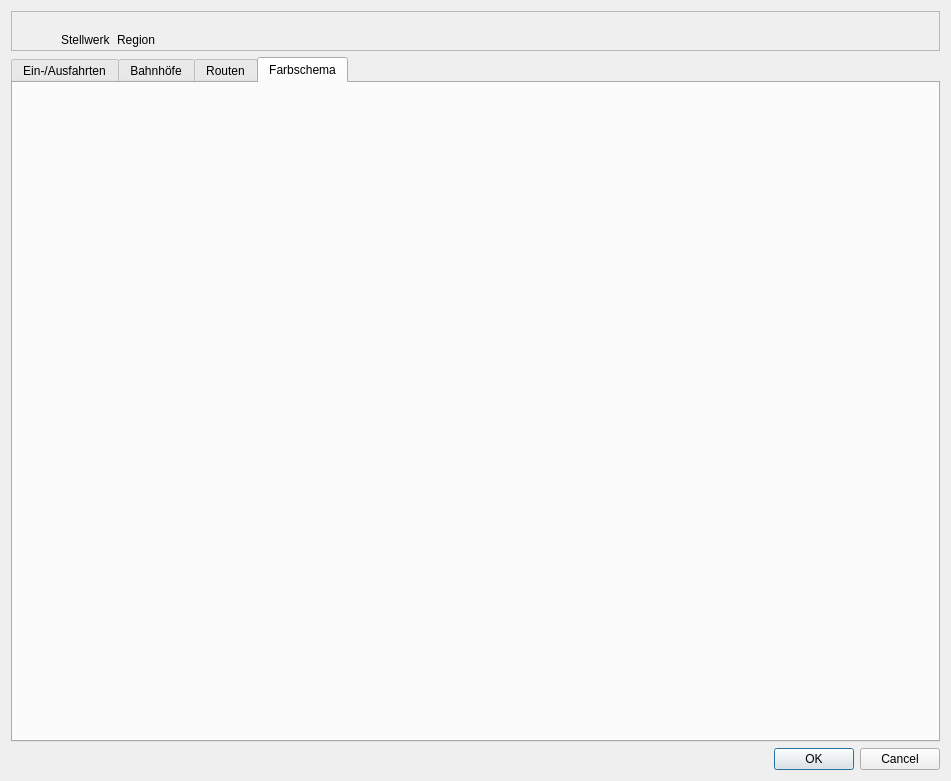
First picture: the form in stskit/qt/einstellungen.ui, repository topological-state/stskit, before the edit.
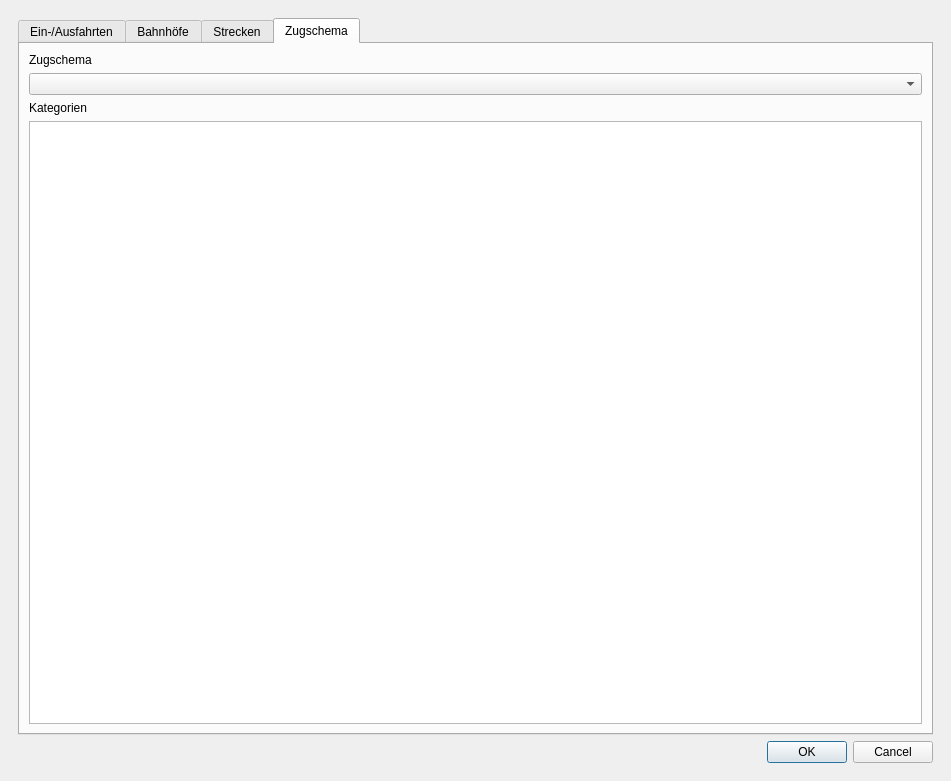
Second picture: the form after the edit.

Commit message: Einstellungsseiten überarbeiten: Zugschema in Anlagekonfiguration

The edit to the form file:
```diff
--- a/stskit/qt/einstellungen.ui
+++ b/stskit/qt/einstellungen.ui
@@ -1,7 +1,7 @@
 <?xml version="1.0" encoding="UTF-8"?>
 <ui version="4.0">
- <class>konfig_dialog</class>
- <widget class="QDialog" name="konfig_dialog">
+ <class>EinstellungenWindow</class>
+ <widget class="QMainWindow" name="EinstellungenWindow">
   <property name="geometry">
    <rect>
     <x>0</x>
@@ -13,49 +13,11 @@
   <property name="windowTitle">
    <string>Dialog</string>
   </property>
-  <layout class="QVBoxLayout" name="verticalLayout">
+  <widget class="QWidget" name="centralwidget">
+   <layout class="QHBoxLayout" name="horizontalLayout_3">
    <item>
-    <widget class="QFrame" name="header_frame">
-     <property name="minimumSize">
-      <size>
-       <width>0</width>
-       <height>40</height>
-      </size>
-     </property>
-     <property name="frameShape">
-      <enum>QFrame::StyledPanel</enum>
-     </property>
-     <property name="frameShadow">
-      <enum>QFrame::Raised</enum>
-     </property>
-     <widget class="QWidget" name="layoutWidget">
-      <property name="geometry">
-       <rect>
-        <x>50</x>
-        <y>20</y>
-        <width>106</width>
-        <height>17</height>
-       </rect>
-      </property>
-      <layout class="QHBoxLayout" name="horizontalLayout">
-       <item>
-        <widget class="QLabel" name="stellwerk_label">
-         <property name="text">
-          <string>Stellwerk</string>
-         </property>
-        </widget>
-       </item>
-       <item>
-        <widget class="QLabel" name="region_label">
-         <property name="text">
-          <string>Region</string>
-         </property>
-        </widget>
-       </item>
-      </layout>
-     </widget>
-    </widget>
-   </item>
+     <widget class="QWidget" name="widget" native="true">
+      <layout class="QVBoxLayout" name="verticalLayout_3">
    <item>
     <widget class="QTabWidget" name="tab_widget">
      <property name="currentIndex">
@@ -223,13 +185,49 @@
      </widget>
      <widget class="QWidget" name="routen_tab">
       <attribute name="title">
-       <string>Routen</string>
-      </attribute>
-     </widget>
-     <widget class="QWidget" name="farbschema_tab">
+           <string>Strecken</string>
+          </attribute>
+         </widget>
+         <widget class="QWidget" name="zugschema_tab">
       <attribute name="title">
-       <string>Farbschema</string>
-      </attribute>
+           <string>Zugschema</string>
+          </attribute>
+          <layout class="QHBoxLayout" name="horizontalLayout_2">
+           <item>
+            <layout class="QVBoxLayout" name="verticalLayout_2">
+             <item>
+              <widget class="QLabel" name="zugschema_name_label">
+               <property name="text">
+                <string>Zugschema</string>
+               </property>
+               <property name="buddy">
+                <cstring>zugschema_name_label</cstring>
+               </property>
+              </widget>
+             </item>
+             <item>
+              <widget class="QComboBox" name="zugschema_name_combo"/>
+             </item>
+             <item>
+              <widget class="QLabel" name="zugschema_details_label">
+               <property name="text">
+                <string>Kategorien</string>
+               </property>
+               <property name="buddy">
+                <cstring>zugschema_details_table</cstring>
+               </property>
+              </widget>
+             </item>
+             <item>
+              <widget class="QTableView" name="zugschema_details_table">
+               <property name="selectionBehavior">
+                <enum>QAbstractItemView::SelectRows</enum>
+               </property>
+              </widget>
+             </item>
+            </layout>
+           </item>
+          </layout>
      </widget>
     </widget>
    </item>
@@ -245,6 +243,10 @@
    </item>
   </layout>
  </widget>
+    </item>
+   </layout>
+  </widget>
+ </widget>
  <resources/>
  <connections>
   <connection>
```
Left out of the diff: 17 changed lines with no effect on the pictures. Lines whose indentation alone changed are shown as unchanged. The commit also changes 8 other files.
